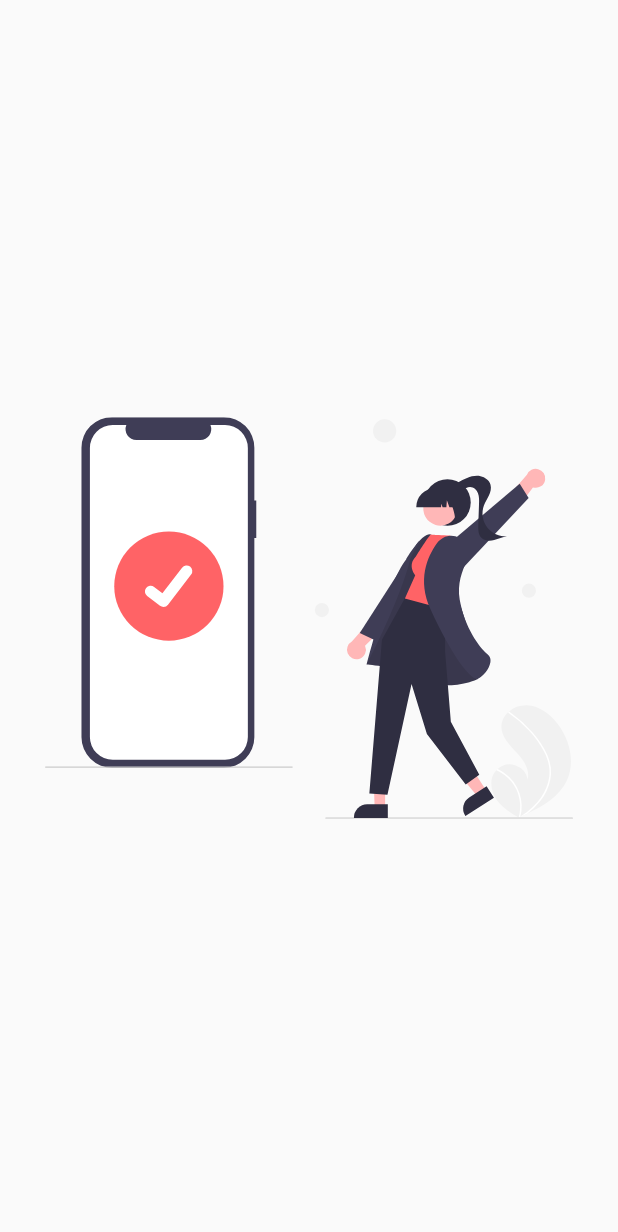
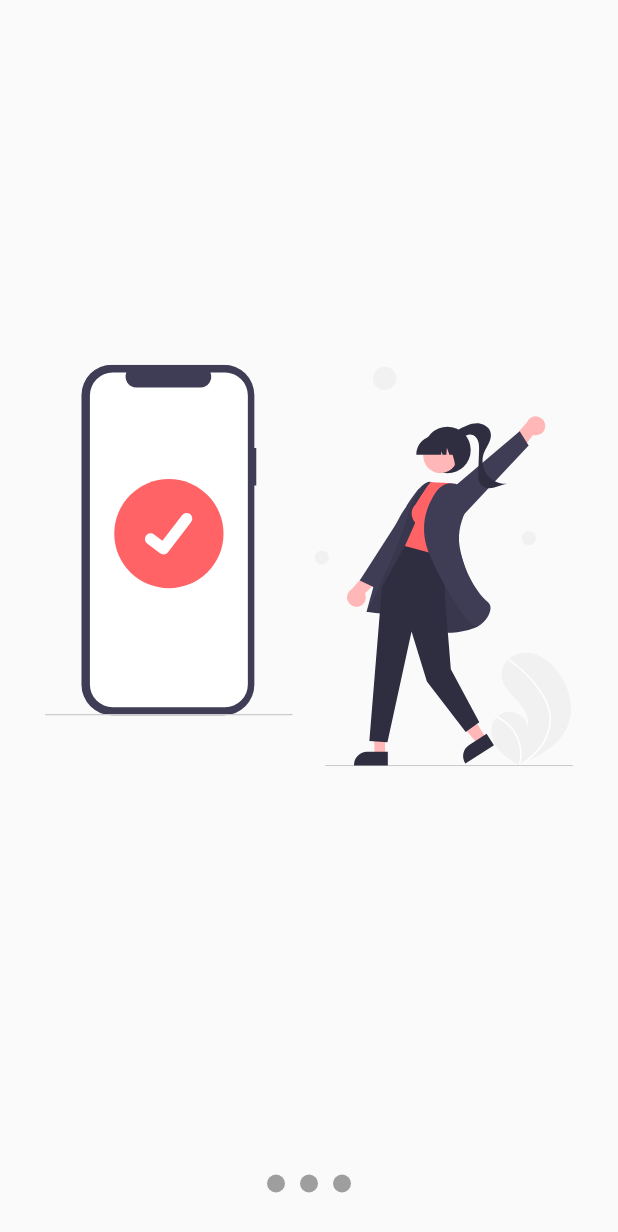
Before and after one commit to CristianX/BackgroundsCustomPainter, a Flutter app: the screen it shows after launch, on a phone screen of 412 x 824 dp. Shown: the top 1232 px of the screen. Run offline on Flutter 3.47's test engine with Material 2 defaults, Android fonts, the phone set to English and light mode, and no system bars; our stand-ins replace flutter_svg.

Commit message:
Implementando puntos que indican la cantidas de imagenes que existe en el page view

```diff
--- a/lib/src/pages/slideshow_page.dart
+++ b/lib/src/pages/slideshow_page.dart
@@ -7,7 +7,14 @@ class SlideShowPage extends StatelessWidget {
   Widget build(BuildContext context) {
     return Scaffold(
       body: Center(
-        child: _Slides()
+        child: Column(
+          children: <Widget>[
+            Expanded(
+              child: _Slides()
+            ),
+            _Dots()
+          ],
+        )
       ),
 
     );
@@ -45,3 +52,45 @@ class _Slide extends StatelessWidget {
     );
   }
 }
+
+class _Dots extends StatelessWidget {
+  @override
+  Widget build(BuildContext context) {
+    return Container(
+
+      width: double.infinity,
+      height: 70,
+      // color: Colors.red,
+      child: Row(
+        mainAxisAlignment: MainAxisAlignment.center,
+        children: <Widget>[
+
+          _Dot(),
+          _Dot(),
+          _Dot(),
+
+        ],
+      ),
+
+    );
+  }
+}
+
+class _Dot extends StatelessWidget {
+  const _Dot({
+    Key key,
+  }) : super(key: key);
+
+  @override
+  Widget build(BuildContext context) {
+    return Container(
+      width: 12,
+      height: 12,
+      margin: EdgeInsets.symmetric( horizontal: 5 ),
+      decoration: BoxDecoration(
+        color: Colors.grey,
+        shape: BoxShape.circle
+      ),
+    );
+  }
+}
```
